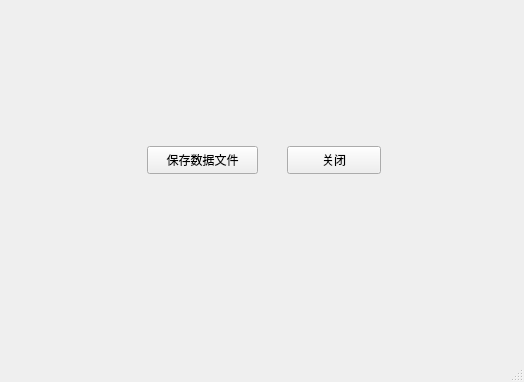
This is mwgenwdata.ui in CarnationTL/GenWData as Qt 5 draws it before an edit; both pictures show x 293 to 817 and y 331 to 713 of the 817 by 713 pixel window. The edited form follows.
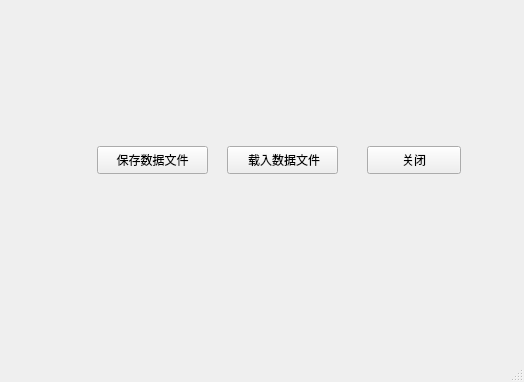
This is the edited form. Custom widgets are drawn as their Qt base class.

What changed in the file:
```diff
--- a/mwgenwdata.ui
+++ b/mwgenwdata.ui
@@ -212,7 +212,7 @@
    <widget class="QPushButton" name="btnGenWData">
     <property name="geometry">
      <rect>
-      <x>440</x>
+      <x>390</x>
       <y>460</y>
       <width>111</width>
       <height>28</height>
@@ -225,7 +225,7 @@
    <widget class="QPushButton" name="btnClose">
     <property name="geometry">
      <rect>
-      <x>580</x>
+      <x>660</x>
       <y>460</y>
       <width>94</width>
       <height>28</height>
@@ -235,6 +235,19 @@
      <string>关闭</string>
     </property>
    </widget>
+   <widget class="QPushButton" name="btnLoad">
+    <property name="geometry">
+     <rect>
+      <x>520</x>
+      <y>460</y>
+      <width>111</width>
+      <height>28</height>
+     </rect>
+    </property>
+    <property name="text">
+     <string> 载入数据文件</string>
+    </property>
+   </widget>
    <zorder>gbPara</zorder>
    <zorder>gbWave</zorder>
    <zorder>qwtPlot</zorder>
```
Left out of the diff: 1 changed line with no effect on the pictures.
